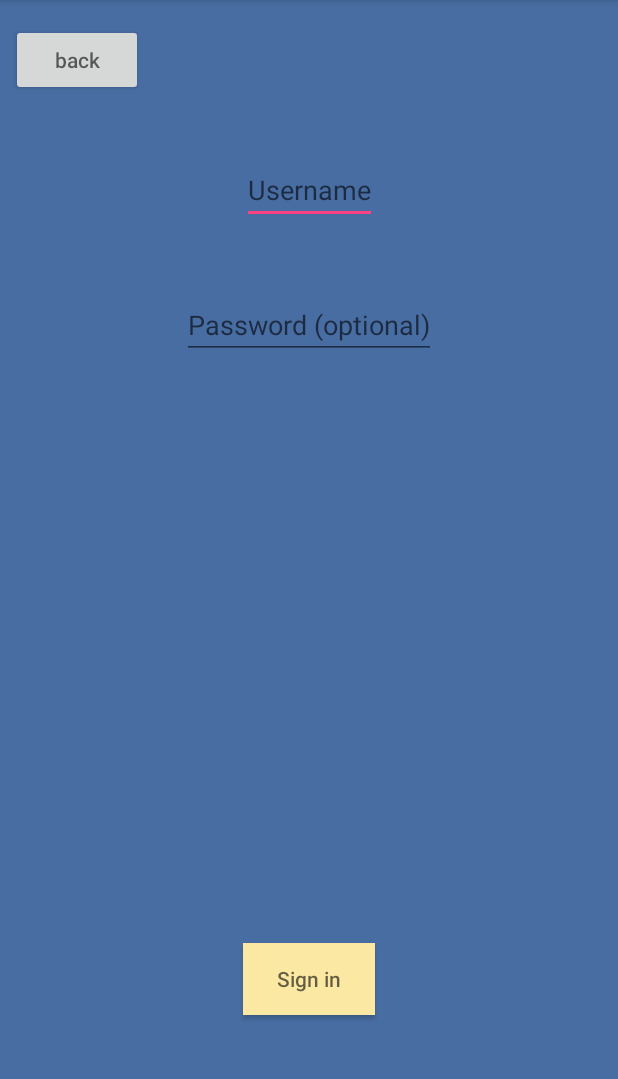
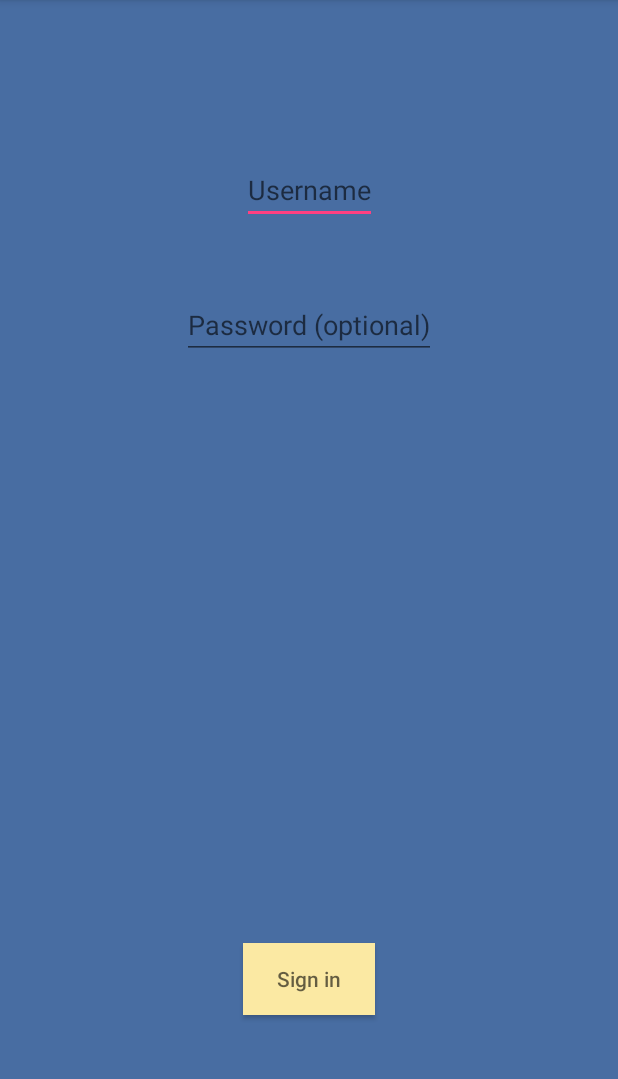
Before and after one commit to CamiloGarciaLaRotta/Group10, an Android app: the Login screen opened directly, with no data from a screen before it, on a phone screen of 412 x 824 dp, the part 84-1163 px from its top. Run offline under Robolectric (Android 15) with nearby library versions, the phone set to English and light mode, and no system bars; libraries missing offline, so code that uses them is left out: ca.mcgill.ecse321; 3 statements that could not run were skipped.

Commit message:
finished the damn login button

```diff
--- a/APP/Mobile/MOBILE/app/src/main/res/layout/activity_login.xml
+++ b/APP/Mobile/MOBILE/app/src/main/res/layout/activity_login.xml
@@ -29,7 +29,7 @@
     <EditText
         android:layout_width="wrap_content"
         android:layout_height="wrap_content"
-        android:inputType="textPassword"
+        android:inputType="textVisiblePassword"
         android:hint="@string/prompt_password"
         android:textColor="#0000"
         android:id="@+id/password"
@@ -41,33 +41,35 @@
         app:layout_constraintLeft_toLeftOf="parent"
         app:layout_constraintTop_toTopOf="parent" />
 
-    <Button
+    <TextView
         android:layout_width="wrap_content"
         android:layout_height="wrap_content"
+        android:textColor="#F00"
+        android:id="@+id/errors"
+        app:layout_constraintRight_toRightOf="parent"
+        app:layout_constraintLeft_toLeftOf="parent"
+        app:layout_constraintHorizontal_bias="0.501"
+        tools:layout_constraintRight_creator="1"
+        tools:layout_constraintBottom_creator="1"
+        app:layout_constraintBottom_toTopOf="@+id/username"
+        tools:layout_constraintLeft_creator="1"
+        android:layout_marginBottom="23dp" />
+
+    <Button
+        android:id="@+id/loginButton"
+        android:layout_width="wrap_content"
+        android:layout_height="wrap_content"
+        android:layout_marginBottom="91dp"
         android:background="@color/buttonBackground"
         android:hint="@string/action_sign_in"
-        android:textColor="#0000"
         android:onClick="loginClicked"
-        tools:layout_constraintRight_creator="1"
+        android:textColor="#000000"
+        app:layout_constraintBottom_toBottomOf="parent"
+        app:layout_constraintLeft_toLeftOf="parent"
+        app:layout_constraintRight_toRightOf="parent"
         tools:layout_constraintBottom_creator="1"
-        app:layout_constraintBottom_toBottomOf="parent"
-        app:layout_constraintRight_toRightOf="parent"
         tools:layout_constraintLeft_creator="1"
-        android:layout_marginBottom="91dp"
-        app:layout_constraintLeft_toLeftOf="parent" />
+        tools:layout_constraintRight_creator="1" />
 
-    <Button
-        android:layout_width="wrap_content"
-        android:layout_height="wrap_content"
-        android:hint="@string/back"
-        android:onClick="backClicked"
-        tools:layout_constraintTop_creator="1"
-        android:layout_marginStart="7dp"
-        android:layout_marginTop="16dp"
-        tools:layout_constraintLeft_creator="1"
-        app:layout_constraintLeft_toLeftOf="parent"
-        app:layout_constraintTop_toTopOf="parent"
-        android:layout_marginLeft="7dp"
-        android:id="@+id/button2" />
 
 </android.support.constraint.ConstraintLayout>
--- a/APP/Mobile/MOBILE/app/src/main/res/layout/activity_main.xml
+++ b/APP/Mobile/MOBILE/app/src/main/res/layout/activity_main.xml
@@ -32,7 +32,7 @@
         android:textColor="#000000" />
 
     <Button
-        android:id="@+id/button"
+        android:id="@+id/createJob"
         style="@android:style/Widget.Button"
         android:layout_width="wrap_content"
         android:layout_height="wrap_content"
@@ -68,6 +68,7 @@
         android:layout_alignStart="@+id/EditProfile"
         android:layout_marginBottom="28dp"
         android:background="@drawable/roundbutton"
+        android:onClick="loginClicked"
         android:text="@string/login" />
 
     <Button
--- a/APP/Mobile/MOBILE/build.gradle
+++ b/APP/Mobile/MOBILE/build.gradle
@@ -5,7 +5,7 @@ buildscript {
         jcenter()
     }
     dependencies {
-        classpath 'com.android.tools.build:gradle:2.3.0'
+        classpath 'com.android.tools.build:gradle:2.3.1'
 
         // NOTE: Do not place your application dependencies here; they belong
         // in the individual module build.gradle files
```
Also changed, not shown: APP/Mobile/MOBILE/app/src/main/java/ca/mcgill/ecse321/group10/tamas/ApplyToJob.java (+6 -11 lines), APP/Mobile/MOBILE/app/src/main/java/ca/mcgill/ecse321/group10/tamas/Login.java (+79 -9 lines), APP/Mobile/MOBILE/app/src/main/java/ca/mcgill/ecse321/group10/tamas/MainActivity.java (+7 -75 lines), APP/Mobile/MOBILE/app/src/main/java/ca/mcgill/ecse321/group10/tamas/TAMAS.java (+97 -12 lines), APP/Mobile/MOBILE/app/src/main/tamas2-web.png (deleted).
